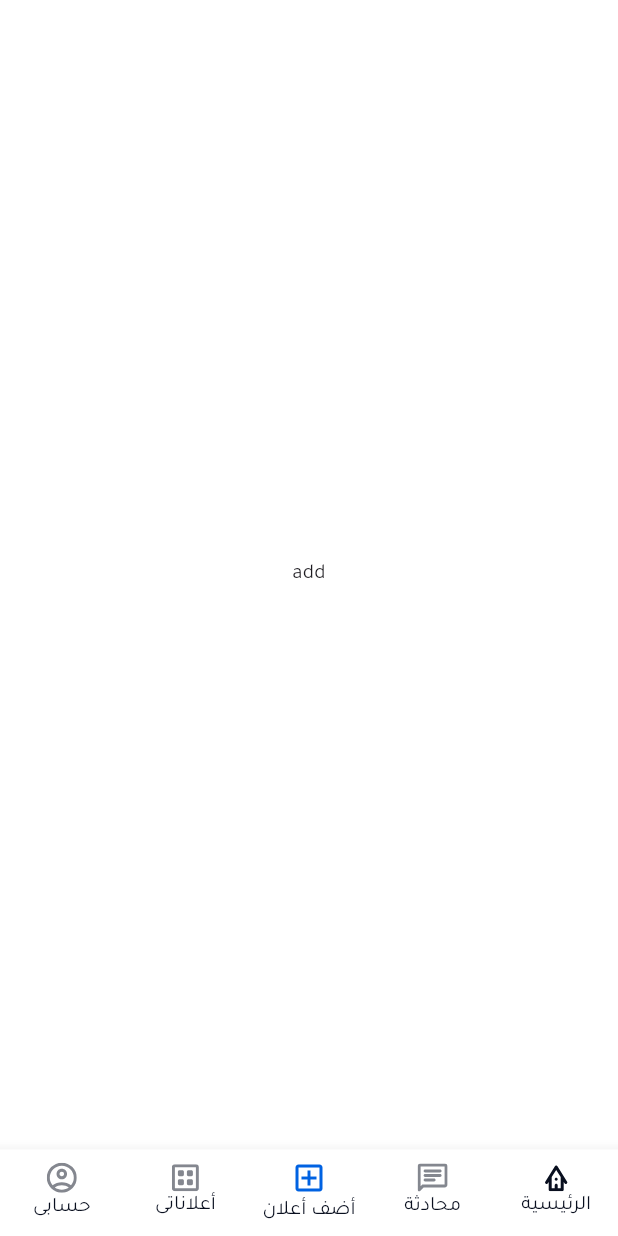
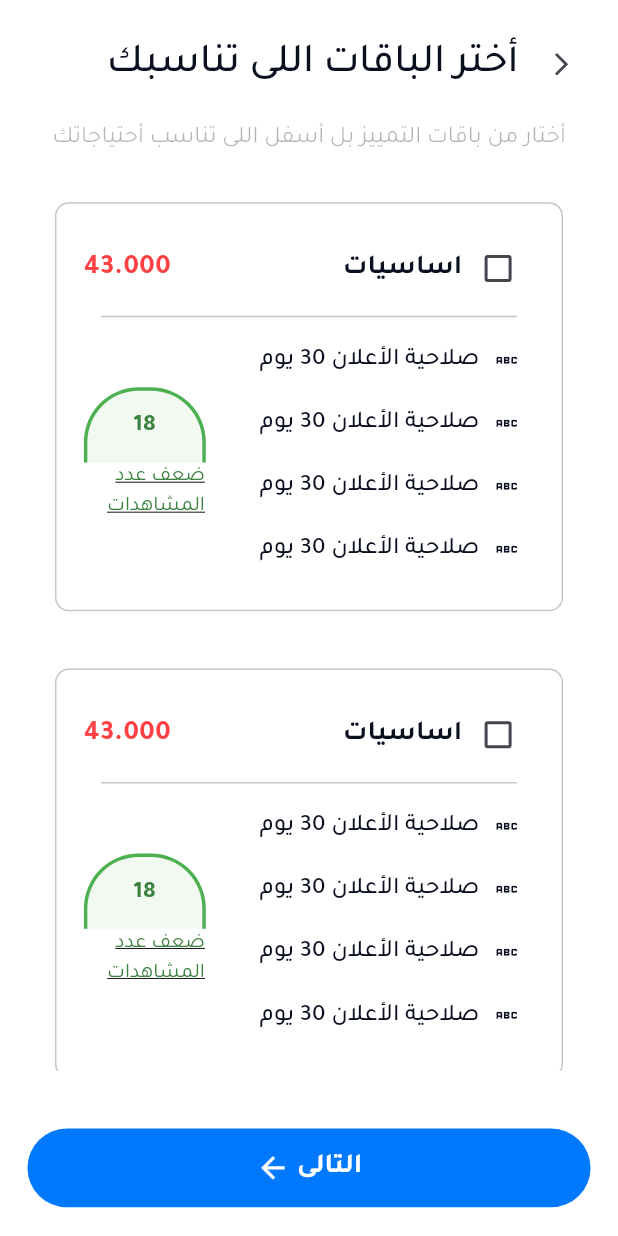
Before and after one commit to MansourSayed2002/otex, a Flutter app: the screen it shows after launch, item 3 of the bottom bar chosen, on a phone screen of 412 x 824 dp. Run offline on Flutter 3.47's test engine with Material 3 defaults, Android fonts, the phone set to English and light mode, and no system bars; our stand-ins replace flutter_screenutil, flutter_svg, gap, sqflite; accounts and stored records are empty.

Commit message:
created add advertisemant screen . initialize sqflite in app .

```diff
--- a/lib/core/constants/text_app.dart
+++ b/lib/core/constants/text_app.dart
@@ -19,4 +19,6 @@ class TextApp {
   static const String add = 'أضف أعلان';
   static const String my = 'أعلاناتى';
   static const String myAccount = 'حسابى';
+  static const String next = 'التالى';
+
 }
--- /dev/null
+++ b/lib/core/shared/elevated_button_widget.dart
@@ -0,0 +1,38 @@
+import 'package:flutter/material.dart';
+import 'package:flutter_screenutil/flutter_screenutil.dart';
+import 'package:gap/gap.dart';
+import 'package:otex/core/theme/color_app.dart';
+import 'package:otex/core/theme/textstyle_app.dart';
+
+class ElevatedButtonWidget extends StatelessWidget {
+  const ElevatedButtonWidget({
+    super.key,
+    required this.title,
+    required this.iconData,
+  });
+  final String title;
+  final IconData iconData;
+  @override
+  Widget build(BuildContext context) {
+    return Container(
+      width: double.infinity.w,
+      height: 44.0.h,
+      margin: EdgeInsets.symmetric(horizontal: 16.0.w, vertical: 16.0.h),
+      decoration: BoxDecoration(
+        borderRadius: BorderRadius.circular(32.0.r),
+        color: ColorApp.blue,
+      ),
+      child: Row(
+        mainAxisAlignment: MainAxisAlignment.center,
+        children: [
+          Text(
+            title,
+            style: getBodyStyle(context: context, color: ColorApp.white),
+          ),
+          Gap(4.0.w),
+          Icon(iconData, size: 20.0.sp, color: ColorApp.white),
+        ],
+      ),
+    );
+  }
+}
--- /dev/null
+++ b/lib/features/add_advertisement/presentation/screen/advertisemet_screen.dart
@@ -0,0 +1,94 @@
+import 'package:flutter/material.dart';
+import 'package:flutter_screenutil/flutter_screenutil.dart';
+import 'package:gap/gap.dart';
+import 'package:otex/core/constants/text_app.dart';
+import 'package:otex/core/shared/elevated_button_widget.dart';
+import 'package:otex/core/theme/color_app.dart';
+import 'package:otex/core/theme/textstyle_app.dart';
+import 'package:otex/features/add_advertisement/presentation/widget/advertisement_header_widget.dart';
+import 'package:otex/features/add_advertisement/presentation/widget/advertising_packages_card.dart';
+
+class AddAdvertisement extends StatelessWidget {
+  const AddAdvertisement({super.key});
+
+  @override
+  Widget build(BuildContext context) {
+    return Scaffold(
+      bottomNavigationBar: ElevatedButtonWidget(
+        title: TextApp.next,
+        iconData: Icons.arrow_forward,
+      ),
+      body: SafeArea(
+        child: Padding(
+          padding: EdgeInsets.symmetric(horizontal: 16.0.w, vertical: 16.0.h),
+          child: Column(
+            children: [
+              AdvertisementHeaderWidget(),
+              Gap(10.0.h),
+              Expanded(child: AdvertisementsWidget()),
+            ],
+          ),
+        ),
+      ),
+    );
+  }
+}
+
+class AdvertisementsWidget extends StatelessWidget {
+  const AdvertisementsWidget({super.key});
+
+  @override
+  Widget build(BuildContext context) {
+    return ListView.builder(
+      itemCount: 10,
+      itemBuilder:
+          (context, index) => Column(
+            children: [
+              AdvertisingPackagesCard(),
+              index == 9
+                  ? Container(
+                    width: double.infinity.w,
+                    height: 79.0.h,
+                    margin: EdgeInsets.symmetric(
+                      horizontal: 16.0.w,
+                      vertical: 10.0.h,
+                    ),
+                    padding: EdgeInsets.symmetric(
+                      horizontal: 10.0.w,
+                      vertical: 10.0.h,
+                    ),
+                    decoration: BoxDecoration(
+                      borderRadius: BorderRadius.circular(8.0.r),
+                      color: ColorApp.charcoal.withAlpha(10),
+                    ),
+                    child: Column(
+                      crossAxisAlignment: CrossAxisAlignment.start,
+                      children: [
+                        Text(
+                          "باقات مخصصة لك",
+                          style: getBodyStyle(
+                            context: context,
+                            fontSize: 14.0.sp,
+                            fontWeight: FontWeight.w500,
+                          ),
+                        ),
+                        Text(
+                          "تواصل معنا لأختيار الباقة المناسبة لك",
+                          style: getSmallStyle(color: ColorApp.charcoal),
+                        ),
+                        Text(
+                          "فريق المبيعات",
+                          style: getBodyStyle(
+                            context: context,
+                            color: ColorApp.blue,
+                          ),
+                        ),
+                      ],
+                    ),
+                  )
+                  : SizedBox.shrink(),
+            ],
+          ),
+    );
+  }
+}
--- /dev/null
+++ b/lib/features/add_advertisement/presentation/widget/advertisement_header_widget.dart
@@ -0,0 +1,37 @@
+import 'package:flutter/material.dart';
+import 'package:flutter_screenutil/flutter_screenutil.dart';
+import 'package:gap/gap.dart';
+import 'package:otex/core/extension/navigator_app.dart';
+import 'package:otex/core/theme/textstyle_app.dart';
+
+class AdvertisementHeaderWidget extends StatelessWidget {
+  const AdvertisementHeaderWidget({super.key});
+
+  @override
+  Widget build(BuildContext context) {
+    return Column(
+      children: [
+        Row(
+          children: [
+            IconButton(
+              onPressed: () {
+                context.pop();
+              },
+              icon: Icon(Icons.arrow_back_ios, size: 16.0.sp),
+            ),
+
+            Text(
+              "أختر الباقات اللى تناسبك",
+              style: getTitleStyle(context: context),
+            ),
+          ],
+        ),
+        Gap(12.0.w),
+        Text(
+          "أختار من باقات التمييز بل أسفل اللى تناسب أحتياجاتك",
+          style: getSmallStyle(fontSize: 14.0.sp),
+        ),
+      ],
+    );
+  }
+}
--- /dev/null
+++ b/lib/features/add_advertisement/presentation/widget/advertising_packages_card.dart
@@ -0,0 +1,65 @@
+import 'package:flutter/material.dart';
+import 'package:flutter_screenutil/flutter_screenutil.dart';
+import 'package:otex/core/theme/color_app.dart';
+import 'package:otex/core/theme/textstyle_app.dart';
+import 'package:otex/features/add_advertisement/presentation/widget/description_package.dart';
+import 'package:otex/features/add_advertisement/presentation/widget/half_circle_widget.dart';
+
+class AdvertisingPackagesCard extends StatelessWidget {
+  const AdvertisingPackagesCard({super.key});
+
+  @override
+  Widget build(BuildContext context) {
+    return Container(
+      margin: EdgeInsets.symmetric(horizontal: 16.0.w, vertical: 16.0.h),
+      padding: EdgeInsets.symmetric(horizontal: 16.0.w, vertical: 16.0.h),
+      decoration: BoxDecoration(
+        borderRadius: BorderRadius.circular(8.0.r),
+        border: Border.all(color: ColorApp.charcoal.withAlpha(60)),
+      ),
+      child: Column(
+        children: [
+          Row(
+            children: [
+              Checkbox(value: false, onChanged: (value) {}),
+              Text("اساسيات", style: getBodyStyle(context: context)),
+              Spacer(),
+              Text(
+                "43.000",
+                style: getBodyStyle(context: context, color: ColorApp.red),
+              ),
+            ],
+          ),
+          Divider(endIndent: 10.0.w, indent: 10.0.w),
+          Row(
+            children: [
+              Expanded(
+                child: Column(
+                  children: [
+                    DescriptionPackage(
+                      iconData: Icons.abc_outlined,
+                      text: "صلاحية الأعلان 30 يوم",
+                    ),
+                    DescriptionPackage(
+                      iconData: Icons.abc_outlined,
+                      text: "صلاحية الأعلان 30 يوم",
+                    ),
+                    DescriptionPackage(
+                      iconData: Icons.abc_outlined,
+                      text: "صلاحية الأعلان 30 يوم",
+                    ),
+                    DescriptionPackage(
+                      iconData: Icons.abc_outlined,
+                      text: "صلاحية الأعلان 30 يوم",
+                    ),
+                  ],
+                ),
+              ),
+              HalfCircleWidget(counter: "18"),
+            ],
+          ),
+        ],
+      ),
+    );
+  }
+}
--- /dev/null
+++ b/lib/features/add_advertisement/presentation/widget/description_package.dart
@@ -0,0 +1,37 @@
+import 'package:flutter/material.dart';
+import 'package:flutter_screenutil/flutter_screenutil.dart';
+import 'package:gap/gap.dart';
+import 'package:otex/core/theme/color_app.dart';
+import 'package:otex/core/theme/textstyle_app.dart';
+
+class DescriptionPackage extends StatelessWidget {
+  const DescriptionPackage({
+    super.key,
+    required this.iconData,
+    required this.text,
+  });
+  final IconData iconData;
+  final String text;
+  @override
+  Widget build(BuildContext context) {
+    return Padding(
+      padding: EdgeInsets.symmetric(horizontal: 8.0.w, vertical: 8.0.h),
+      child: Row(
+        children: [
+          Icon(iconData, size: 16.0.sp, color: ColorApp.charcoal),
+          Gap(8.0.w),
+          Expanded(
+            child: Text(
+              text,
+              style: getBodyStyle(
+                context: context,
+                fontSize: 14.0.sp,
+                fontWeight: FontWeight.w500,
+              ),
+            ),
+          ),
+        ],
+      ),
+    );
+  }
+}
--- /dev/null
+++ b/lib/features/add_advertisement/presentation/widget/half_circle_widget.dart
@@ -0,0 +1,52 @@
+import 'package:flutter/material.dart';
+import 'package:flutter_screenutil/flutter_screenutil.dart';
+import 'package:otex/core/theme/color_app.dart';
+import 'package:otex/core/theme/textstyle_app.dart';
+
+class HalfCircleWidget extends StatelessWidget {
+  const HalfCircleWidget({super.key, required this.counter});
+  final String counter;
+  @override
+  Widget build(BuildContext context) {
+    return Column(
+      children: [
+        Container(
+          width: 71.0.w,
+          height: 42.0.h,
+          decoration: BoxDecoration(
+            color: Colors.green.withAlpha(20),
+            border: Border(
+              right: BorderSide(color: Colors.green, width: 2.0.w),
+              left: BorderSide(color: Colors.green, width: 2.0.w),
+              top: BorderSide(color: Colors.green, width: 2.0.w),
+            ),
+            borderRadius: BorderRadius.only(
+              topLeft: Radius.circular(32.0.r),
+              topRight: Radius.circular(32.0.r),
+            ),
+          ),
+          alignment: Alignment.center,
+          child: Text(
+            counter.toString(),
+            style: getBodyStyle(
+              context: context,
+              fontSize: 14.0.sp,
+              color: ColorApp.green,
+            ),
+          ),
+        ),
+        SizedBox(
+          width: 70.0.w,
+          child: Text(
+            "ضعف عدد المشاهدات",
+            style: TextStyle(
+              fontSize: 12.0.sp,
+              color: ColorApp.green,
+              decoration: TextDecoration.underline,
+            ),
+          ),
+        ),
+      ],
+    );
+  }
+}
--- a/lib/features/home/presentation/screen/home_screen.dart
+++ b/lib/features/home/presentation/screen/home_screen.dart
@@ -21,6 +21,7 @@ class HomeScreen extends StatelessWidget {
             SectionsProductWidget(),
             Gap(33.0.h),
             OfferCardWidget(),
+            Gap(20.0.h),
             Expanded(child: ProductsWidget()),
           ],
         ),
--- a/lib/main.dart
+++ b/lib/main.dart
@@ -1,6 +1,9 @@
 import 'package:flutter/material.dart';
+import 'package:otex/core/service/service_app.dart';
 import 'package:otex/otex_app.dart';
 
-void main() {
+void main() async {
+  WidgetsFlutterBinding.ensureInitialized();
+  await ServiceApp.init();
   runApp(const OtexApp());
 }
```
Also changed, not shown: lib/core/api/sqflite_db.dart (added, +102 -0 lines), lib/core/extension/navigator_app.dart (added, +22 -0 lines), lib/core/service/service_app.dart (added, +7 -0 lines), lib/features/main/main_screen.dart (+33 -10 lines).
